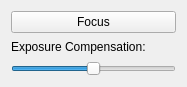
Before: the Qt Designer form src/CameraSettings.ui in formicidae-tracker/tag-scanner, drawn with Qt 5.
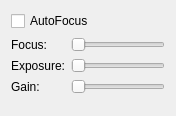
After: the same form once the commit is applied.

Commit message: Stubs the camera interface

Patch:
```diff
--- a/src/CameraSettings.ui
+++ b/src/CameraSettings.ui
@@ -6,8 +6,8 @@
    <rect>
     <x>0</x>
     <y>0</y>
-    <width>187</width>
-    <height>87</height>
+    <width>176</width>
+    <height>116</height>
    </rect>
   </property>
   <property name="sizePolicy">
@@ -19,34 +19,62 @@
   <property name="windowTitle">
    <string>Form</string>
   </property>
-  <layout class="QVBoxLayout" name="verticalLayout">
-   <item>
-    <widget class="QPushButton" name="pushButton">
-     <property name="text">
-      <string>Focus</string>
-     </property>
-    </widget>
-   </item>
-   <item>
+  <layout class="QFormLayout" name="formLayout">
+   <item row="1" column="0">
     <widget class="QLabel" name="label">
      <property name="text">
-      <string>Exposure Compensation:</string>
+      <string>Focus:</string>
      </property>
     </widget>
    </item>
-   <item>
-    <widget class="QSlider" name="horizontalSlider">
+   <item row="1" column="1">
+    <widget class="QSlider" name="focus">
      <property name="minimum">
-      <number>-100</number>
+      <number>0</number>
      </property>
      <property name="maximum">
-      <number>100</number>
+      <number>99</number>
      </property>
      <property name="orientation">
       <enum>Qt::Horizontal</enum>
      </property>
     </widget>
    </item>
+   <item row="0" column="0" colspan="2">
+    <widget class="QCheckBox" name="checkBox">
+     <property name="text">
+      <string>AutoFocus</string>
+     </property>
+    </widget>
+   </item>
+   <item row="3" column="0">
+    <widget class="QLabel" name="label_2">
+     <property name="text">
+      <string>Exposure:</string>
+     </property>
+    </widget>
+   </item>
+   <item row="4" column="0">
+    <widget class="QLabel" name="label_3">
+     <property name="text">
+      <string>Gain:</string>
+     </property>
+    </widget>
+   </item>
+   <item row="3" column="1">
+    <widget class="QSlider" name="exposure">
+     <property name="orientation">
+      <enum>Qt::Horizontal</enum>
+     </property>
+    </widget>
+   </item>
+   <item row="4" column="1">
+    <widget class="QSlider" name="gain">
+     <property name="orientation">
+      <enum>Qt::Horizontal</enum>
+     </property>
+    </widget>
+   </item>
   </layout>
  </widget>
  <resources/>
```
The commit also changes 3 other files.
